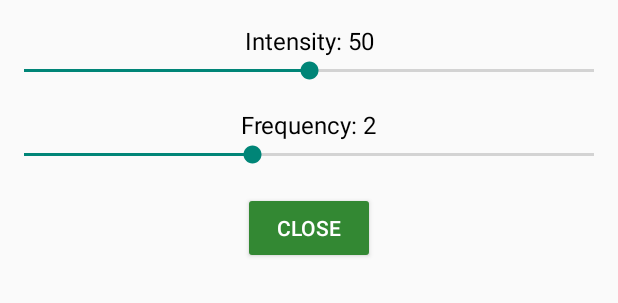
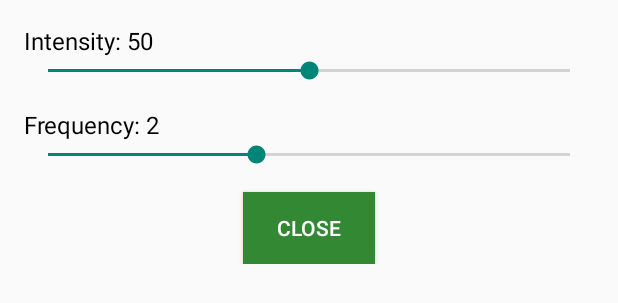
Before and after one commit to LU-A01/team4Application, an Android app built with Jetpack Compose: the layout activity_setting.xml on its own in the app's theme, with its tools: preview values and no code run, on a phone screen of 412 x 824 dp. Shown: the top 303 px of the screen. Run offline under Robolectric (Android 15) with nearby library versions, the phone set to English and light mode, and no system bars.

Commit message:
Update activity_setting.xml

```diff
--- a/app/src/main/res/layout/activity_setting.xml
+++ b/app/src/main/res/layout/activity_setting.xml
@@ -1,33 +1,28 @@
 <?xml version="1.0" encoding="utf-8"?>
-<androidx.constraintlayout.widget.ConstraintLayout xmlns:android="http://schemas.android.com/apk/res/android"
-    xmlns:app="http://schemas.android.com/apk/res-auto"
+<LinearLayout xmlns:android="http://schemas.android.com/apk/res/android"
     android:layout_width="match_parent"
-    android:layout_height="match_parent">
+    android:layout_height="wrap_content"
+    android:orientation="vertical"
+    android:padding="16dp">
 
-    <!-- Intensity Section -->
+    <!-- Intensity Label -->
     <TextView
         android:id="@+id/intensity_label"
         android:layout_width="wrap_content"
         android:layout_height="wrap_content"
         android:text="Intensity: 50"
         android:textSize="16sp"
-        android:layout_marginTop="16dp"
-        android:textColor="#000000"
-        app:layout_constraintTop_toTopOf="parent"
-        app:layout_constraintStart_toStartOf="parent"
-        app:layout_constraintEnd_toEndOf="parent" />
+        android:textColor="#000000" />
 
+    <!-- Intensity Slider -->
     <SeekBar
         android:id="@+id/intensity_slider"
-        android:layout_width="0dp"
+        android:layout_width="match_parent"
         android:layout_height="wrap_content"
         android:max="100"
-        android:progress="50"
-        app:layout_constraintTop_toBottomOf="@id/intensity_label"
-        app:layout_constraintStart_toStartOf="parent"
-        app:layout_constraintEnd_toEndOf="parent" />
+        android:progress="50" />
 
-    <!-- Frequency Section -->
+    <!-- Frequency Label -->
     <TextView
         android:id="@+id/frequency_label"
         android:layout_width="wrap_content"
@@ -35,33 +30,25 @@
         android:text="Frequency: 2"
         android:textSize="16sp"
         android:layout_marginTop="16dp"
-        android:textColor="#000000"
-        app:layout_constraintTop_toBottomOf="@id/intensity_slider"
-        app:layout_constraintStart_toStartOf="parent"
-        app:layout_constraintEnd_toEndOf="parent" />
+        android:textColor="#000000" />
+
+    <!-- Frequency Slider -->
+    <SeekBar
+        android:id="@+id/frequency_slider"
+        android:layout_width="match_parent"
+        android:layout_height="wrap_content"
+        android:max="5"
+        android:progress="2" />
 
     <!-- Close Button -->
-    <SeekBar
-        android:id="@+id/frequency_slider"
-        android:layout_width="0dp"
-        android:layout_height="wrap_content"
-        android:max="5"
-        android:progress="2"
-        app:layout_constraintEnd_toEndOf="parent"
-        app:layout_constraintHorizontal_bias="1.0"
-        app:layout_constraintStart_toStartOf="parent"
-        app:layout_constraintTop_toBottomOf="@id/frequency_label" />
-
     <Button
         android:id="@+id/close_button"
         android:layout_width="wrap_content"
         android:layout_height="wrap_content"
         android:text="Close"
         android:layout_marginTop="16dp"
-        android:backgroundTint="#338833"
+        android:background="#338833"
         android:textColor="#FFFFFF"
-        app:layout_constraintTop_toBottomOf="@id/frequency_slider"
-        app:layout_constraintStart_toStartOf="parent"
-        app:layout_constraintEnd_toEndOf="parent" />
+        android:layout_gravity="center" />
 
-</androidx.constraintlayout.widget.ConstraintLayout>
+</LinearLayout>
```
